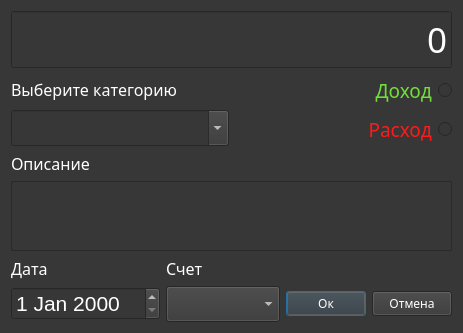
The window that ui/dialogs/transaction_add.ui (Protocs/OkayMoney) describes before a commit, drawn with Qt 5.
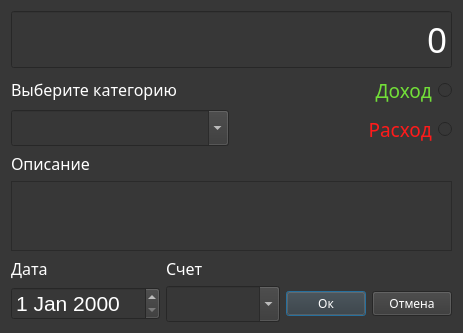
The same window after the commit.

Commit message: Поправил второй комбобокс

```diff
--- a/ui/dialogs/transaction_add.ui
+++ b/ui/dialogs/transaction_add.ui
@@ -202,7 +202,14 @@
       </widget>
      </item>
      <item row="1" column="1">
-      <widget class="QComboBox" name="accounts_box"/>
+      <widget class="QComboBox" name="accounts_box">
+       <property name="styleSheet">
+        <string notr="true">color: rgb(255, 255, 255);</string>
+       </property>
+       <property name="editable">
+        <bool>true</bool>
+       </property>
+      </widget>
      </item>
      <item row="1" column="2">
       <layout class="QHBoxLayout" name="horizontalLayout">
```
